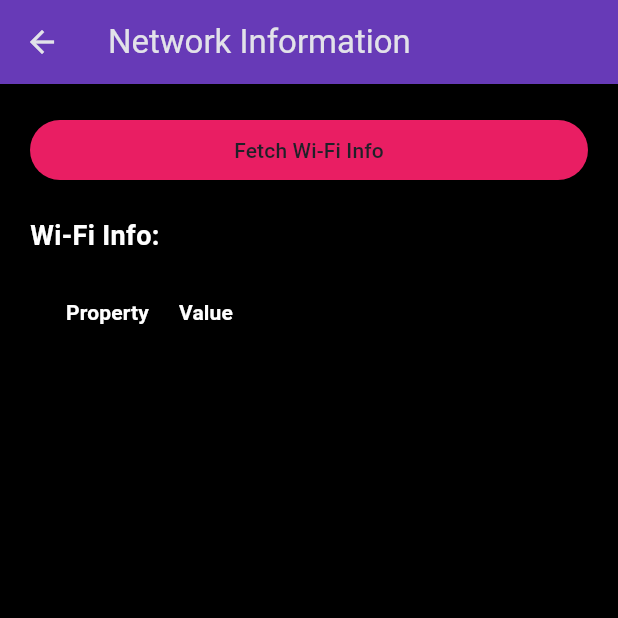
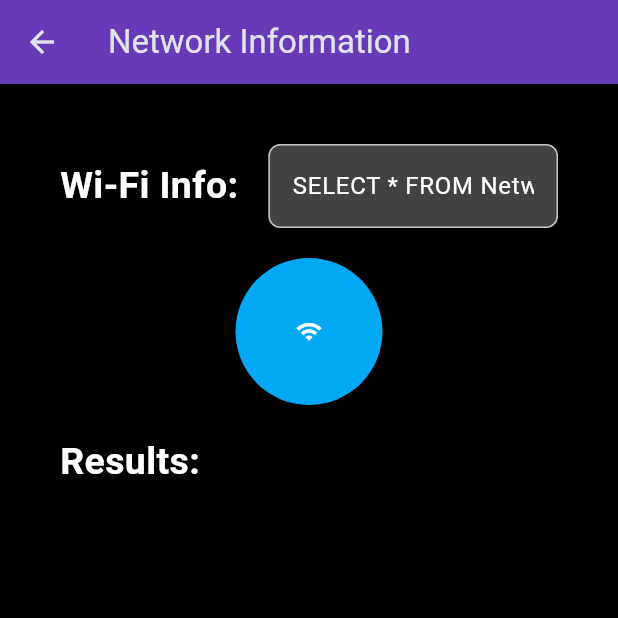
Before and after one commit to m-mcardle/HoovHealth, a Flutter app: the Network screen opened by its route, on a phone screen of 412 x 824 dp, the top half of it. Run offline on Flutter 3.47's test engine with Material 3 defaults, Android fonts, the phone set to English and light mode, and no system bars; our stand-ins replace device_info_plus, sqflite, syncfusion_flutter_charts, syncfusion_flutter_gauges; missing offline and left inert: network_info_plus, system_info2; accounts and stored records are empty.

Commit message:
Updated network sql db

```diff
--- a/hoov_health/lib/backend/db/db.dart
+++ b/hoov_health/lib/backend/db/db.dart
@@ -81,13 +81,13 @@ class DatabaseHelper {
     });
   }
 
-  Future<Map<String, dynamic>> getLatestNetworkScan() async {
+  Future<Map<String, dynamic>> getLatestNetworkScan(String query) async {
     final db = await database;
     // check if a record exists
     if ((await db.rawQuery('SELECT COUNT(*) FROM NetworkScan'))[0]['COUNT(*)'] == 0) {
       return {};
     }
-    return (await db.rawQuery('SELECT * FROM NetworkScan ORDER BY timestamp DESC LIMIT 1'))[0];
+    return (await db.rawQuery('$query ORDER BY timestamp DESC LIMIT 1'))[0];
   }
 
   Future insertSystemScan({
--- a/hoov_health/lib/pages/network.dart
+++ b/hoov_health/lib/pages/network.dart
@@ -12,12 +12,14 @@ class Network extends StatefulWidget {
 
 class _NetworkState extends State<Network> {
   static const platform = MethodChannel('com.example.wifi_info');
-
   Map<String, dynamic> wifiInfo = {};
+  TextEditingController queryController = TextEditingController();
 
   @override
   void initState() {
     super.initState();
+    // Set the default query
+    queryController.text = 'SELECT * FROM NetworkScan';
   }
 
   @override
@@ -54,8 +56,8 @@ class _NetworkState extends State<Network> {
             }
           }
 
-          Future<void> fetchLatestNetworkScan() async {
-            final result = await db.getLatestNetworkScan();
+          Future<void> fetchLatestNetworkScan(String query) async {
+            final result = await db.getLatestNetworkScan(query);
             setState(() {
               wifiInfo = result;
             });
@@ -63,42 +65,90 @@ class _NetworkState extends State<Network> {
           }
 
           if (wifiInfo.isEmpty) {
-            fetchLatestNetworkScan();
+            fetchLatestNetworkScan(queryController.text); // Fetch initially with default query
           }
 
           return Container(
             color: Colors.black,
-            padding: EdgeInsets.all(20.0),
+            padding: EdgeInsets.all(40.0),
             child: Column(
               crossAxisAlignment: CrossAxisAlignment.stretch,
               children: <Widget>[
-                ElevatedButton(
-                  onPressed: fetchWifiInfo,
-                  child: Text('Fetch Wi-Fi Info'),
-                  style: ElevatedButton.styleFrom(
-                      backgroundColor: Colors.pink,
+                Row(
+                  children: [
+                    Text(
+                      'Wi-Fi Info:',
+                      style: TextStyle(fontSize: 25, fontWeight: FontWeight.bold, color: Colors.white),
                     ),
+                    SizedBox(width: 20),
+                    Expanded(
+                      child: TextField(
+                        controller: queryController,
+                        style: TextStyle(color: Colors.white),
+                        decoration: InputDecoration(
+                          hintText: 'Enter SQL query',
+                          hintStyle: TextStyle(color: Colors.grey),
+                          border: OutlineInputBorder(
+                            borderRadius: BorderRadius.circular(8.0),
+                          ),
+                          filled: true,
+                          fillColor: Colors.grey[800],
+                        ),
+                        onSubmitted: (query) {
+                          fetchLatestNetworkScan(query); // Update query on submission
+                        },
+                      ),
+                    ),
+                  ],
+                ),
+                SizedBox(height: 20),
+                Center(
+                  child: ElevatedButton(
+                    onPressed: fetchWifiInfo,
+                    child: Icon(Icons.wifi, color: Colors.white),
+                    style: ElevatedButton.styleFrom(
+                      shape: CircleBorder(),
+                      padding: EdgeInsets.all(40),
+                      backgroundColor: Colors.lightBlue,
+                    ),
+                  ),
                 ),
                 SizedBox(height: 20),
                 Text(
-                  'Wi-Fi Info:',
-                  style: TextStyle(fontSize: 18, fontWeight: FontWeight.bold, color: Colors.white),
+                  'Results:',
+                  style: TextStyle(fontSize: 25, fontWeight: FontWeight.bold, color: Colors.white),
                 ),
-                SizedBox(height: 10),
+                SizedBox(height: 40),
                 Expanded(
-                  child: SingleChildScrollView(
-                    scrollDirection: Axis.horizontal,
-                    child: DataTable(
-                      columnSpacing: 20,
-                      columns: [
-                        DataColumn(label: Text('Property', style: TextStyle(fontWeight: FontWeight.bold, color: Colors.white))),
-                        DataColumn(label: Text('Value', style: TextStyle(fontWeight: FontWeight.bold, color: Colors.white))),
-                      ],
-                      rows: wifiInfo.entries.map((entry) {
-                        return DataRow(cells: [
-                          DataCell(Text(entry.key, style: TextStyle(color: Colors.white))),
-                          DataCell(Text(entry.value.toString(), style: TextStyle(color: Colors.white))),
-                        ]);
+                  child: Center(
+                    child: GridView.count(
+                      crossAxisCount: 3,
+                      childAspectRatio: 4,
+                      mainAxisSpacing: 20,
+                      crossAxisSpacing: 20,
+                      children: wifiInfo.entries.map((entry) {
+                        return ElevatedButton(
+                          onPressed: () {
+                            // Action when button is pressed (optional)
+                          },
+                          child: Column(
+                            mainAxisAlignment: MainAxisAlignment.center,
+                            children: [
+                              Text(
+                                entry.key,
+                                style: TextStyle(fontWeight: FontWeight.bold, color: Colors.white, fontSize: 12),
+                              ),
+                              Text(
+                                entry.value.toString(),
+                                style: TextStyle(color: Colors.white, fontSize: 12),
+                              ),
+                            ],
+                          ),
+                          style: ElevatedButton.styleFrom(
+                            backgroundColor: Colors.pink,
+                            padding: EdgeInsets.all(8),
+                          ),
+                        );
                       }).toList(),
                     ),
                   ),
```
